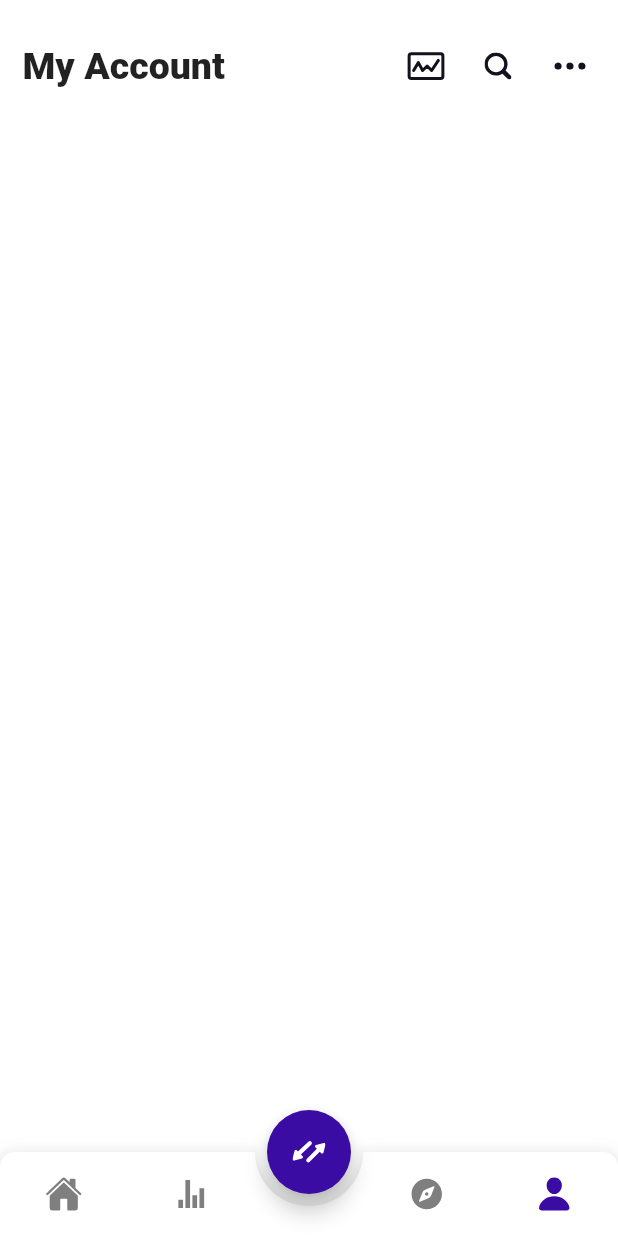
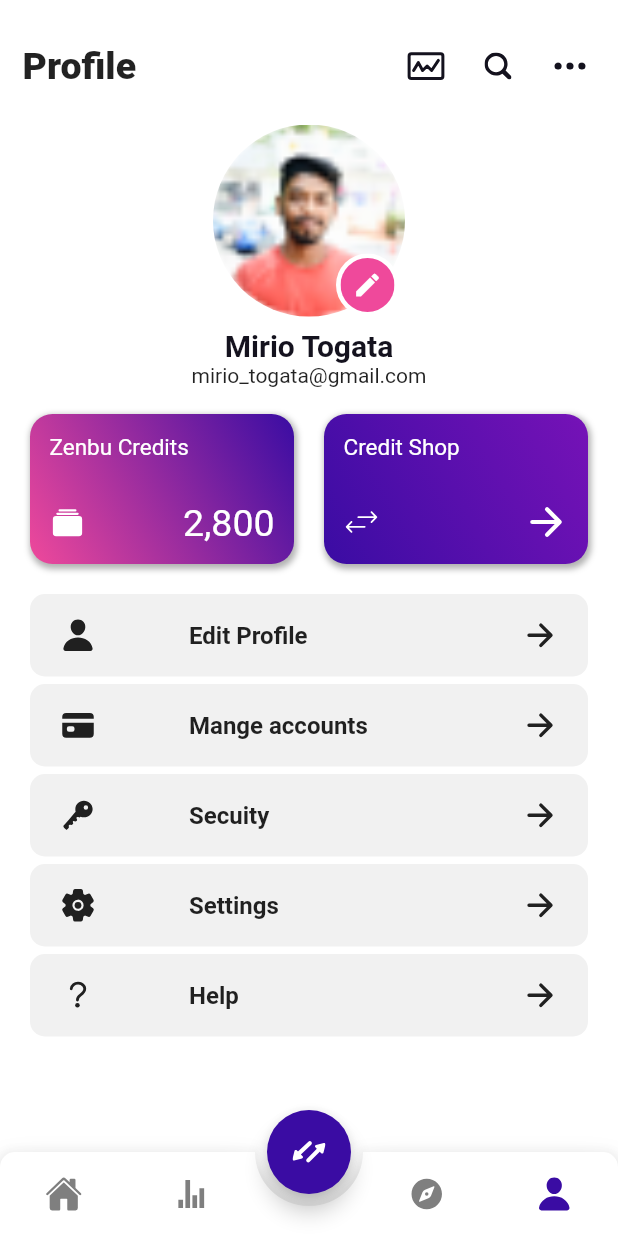
Before and after one commit to lvyin1122/zenbu, a Flutter app: the HomeWidget screen opened directly, item 4 of the bottom bar chosen, on a phone screen of 412 x 824 dp. Run offline on Flutter 3.47's test engine with Material 2 defaults, Android fonts, the phone set to English and light mode, and no system bars; drawn by our look-alikes of animated_bottom_navigation_bar; our stand-ins replace fl_chart, flutter_icons, flutter_svg.

Commit message:
add: profile, explore pages

```diff
--- a/lib/home_widget.dart
+++ b/lib/home_widget.dart
@@ -1,6 +1,6 @@
 import 'package:animated_bottom_navigation_bar/animated_bottom_navigation_bar.dart';
 import 'package:flutter_icons/flutter_icons.dart';
-import 'package:zenbu/screens/account.dart';
+import 'package:zenbu/screens/profile.dart';
 import 'package:zenbu/screens/budget.dart';
 import 'package:zenbu/screens/explore.dart';
 import 'package:zenbu/screens/home.dart';
@@ -25,7 +25,7 @@ class _HomeWidgetState extends State<HomeWidget> {
       HomeScreen(),
       BudgetScreen(),
       ExploreScreen(),
-      AccountScreen(),
+      ProfileScreen(),
       TransferScreen(),
     ];
 
--- a/lib/screens/account.dart
+++ /dev/null
@@ -1,26 +0,0 @@
-import 'package:zenbu/components/recentTransactions.dart';
-import 'package:flutter/material.dart';
-
-import '../components/appbar.dart';
-
-class AccountScreen extends StatefulWidget {
-  const AccountScreen({Key? key}) : super(key: key);
-
-  @override
-  State<AccountScreen> createState() => _AccountScreenState();
-}
-
-class _AccountScreenState extends State<AccountScreen> {
-  @override
-  Widget build(BuildContext context) {
-    return SafeArea(
-      child: Container(
-        child: Column(
-          children: const [
-            Appbar(title: "My Account"),
-          ],
-        ),
-      ),
-    );
-  }
-}
--- a/lib/screens/explore.dart
+++ b/lib/screens/explore.dart
@@ -15,6 +15,9 @@ class _ExploreScreenState extends State<ExploreScreen> {
   Widget build(BuildContext context) {
     return SafeArea(
       child: Container(
+        decoration: BoxDecoration(
+            // color: Colors.grey.withOpacity(0.3),
+            ),
         child: Column(
           children: const [
             Appbar(title: "Explore"),
--- /dev/null
+++ b/lib/screens/profile.dart
@@ -0,0 +1,253 @@
+import 'package:flutter_icons/flutter_icons.dart';
+import 'package:zenbu/components/recentTransactions.dart';
+import 'package:flutter/material.dart';
+import 'package:zenbu/utilities/themeColors.dart';
+import 'package:zenbu/utilities/themeStyles.dart';
+
+import '../components/appbar.dart';
+
+class ProfileScreen extends StatefulWidget {
+  const ProfileScreen({Key? key}) : super(key: key);
+
+  @override
+  State<ProfileScreen> createState() => _ProfileScreenState();
+}
+
+class _ProfileScreenState extends State<ProfileScreen> {
+  @override
+  Widget build(BuildContext context) {
+    var size = MediaQuery.of(context).size;
+    return SafeArea(
+      child: Container(
+        child: Column(
+          children: [
+            Appbar(title: "Profile"),
+            Expanded(
+              child: SingleChildScrollView(
+                child: Column(
+                  children: <Widget>[
+                    SizedBox(
+                      height: 15,
+                    ),
+                    buildAvatar(),
+                    buildInfo(),
+                    buildCredits(size),
+                    buildMenu(),
+                  ],
+                ),
+              ),
+            ),
+          ],
+        ),
+      ),
+    );
+  }
+}
+
+Widget buildAvatar() => Center(
+      child: Stack(
+        children: [
+          ClipOval(
+            child: Material(
+              color: Colors.transparent,
+              child: Ink.image(
+                image: Image.asset("assets/images/user.png").image,
+                fit: BoxFit.cover,
+                width: 128,
+                height: 128,
+              ),
+            ),
+          ),
+          Positioned(
+            bottom: 0,
+            right: 4,
+            child: ClipOval(
+              child: Container(
+                color: Colors.white,
+                padding: EdgeInsets.all(3),
+                child: ClipOval(
+                  child: Container(
+                    padding: EdgeInsets.all(8),
+                    color: ThemeColors.tertiary,
+                    child: Icon(
+                      Icons.edit,
+                      color: Colors.white,
+                      size: 20,
+                    ),
+                  ),
+                ),
+              ),
+            ),
+          )
+        ],
+      ),
+    );
+
+Widget buildInfo() => Padding(
+      padding: const EdgeInsets.all(8.0),
+      child: Center(
+        child: Column(
+          children: [
+            Text(
+              "Mirio Togata",
+              style: ThemeStyles.primaryTitle,
+            ),
+            Text("mirio_togata@gmail.com"),
+          ],
+        ),
+      ),
+    );
+
+Widget buildCredits(var size) => Padding(
+      padding: const EdgeInsets.symmetric(horizontal: 20, vertical: 10),
+      child: Row(
+        mainAxisAlignment: MainAxisAlignment.spaceBetween,
+        children: [
+          Container(
+            height: 100,
+            width: (size.width - 60) / 2,
+            decoration: BoxDecoration(
+              gradient: LinearGradient(
+                  begin: Alignment.topRight,
+                  end: Alignment.bottomLeft,
+                  colors: [
+                    ThemeColors.primary,
+                    ThemeColors.tertiary,
+                  ]),
+              color: ThemeColors.primary,
+              borderRadius: BorderRadius.circular(15),
+              boxShadow: [
+                BoxShadow(
+                  color: Colors.grey.withOpacity(0.8),
+                  spreadRadius: 1,
+                  blurRadius: 3,
+                  offset: Offset(1, 2), // changes position of shadow
+                ),
+              ],
+            ),
+            child: Padding(
+              padding: const EdgeInsets.all(13),
+              child: Column(
+                mainAxisAlignment: MainAxisAlignment.spaceBetween,
+                children: [
+                  Container(
+                    width: double.infinity,
+                    child: Text(
+                      "Zenbu Credits",
+                      textAlign: TextAlign.left,
+                      style: TextStyle(fontSize: 15, color: Colors.white),
+                    ),
+                  ),
+                  Row(
+                      mainAxisAlignment: MainAxisAlignment.spaceBetween,
+                      children: [
+                        Icon(
+                          Ionicons.md_albums,
+                          color: Colors.white,
+                        ),
+                        Text(
+                          "2,800",
+                          textAlign: TextAlign.right,
+                          style: TextStyle(fontSize: 25, color: Colors.white),
+                        ),
+                      ]),
+                ],
+              ),
+            ),
+          ),
+          Container(
+            height: 100,
+            width: (size.width - 60) / 2,
+            decoration: BoxDecoration(
+              gradient: LinearGradient(
+                  begin: Alignment.topRight,
+                  end: Alignment.bottomLeft,
+                  colors: [
+                    ThemeColors.secondary,
+                    ThemeColors.primary,
+                  ]),
+              color: ThemeColors.primary,
+              borderRadius: BorderRadius.circular(15),
+              boxShadow: [
+                BoxShadow(
+                  color: Colors.grey.withOpacity(0.8),
+                  spreadRadius: 1,
+                  blurRadius: 3,
+                  offset: Offset(1, 2), // changes position of shadow
+                ),
+              ],
+            ),
+            child: Padding(
+              padding: const EdgeInsets.all(13),
+              child: Column(
+                mainAxisAlignment: MainAxisAlignment.spaceBetween,
+                children: [
+                  Container(
+                    width: double.infinity,
+                    child: Text(
+                      "Credit Shop",
+                      textAlign: TextAlign.left,
+                      style: TextStyle(fontSize: 15, color: Colors.white),
+                    ),
+                  ),
+                  Row(
+                      mainAxisAlignment: MainAxisAlignment.spaceBetween,
+                      children: [
+                        Icon(
+                          Ionicons.ios_swap,
+                          color: Colors.white,
+                        ),
+                        Icon(
+                          Ionicons.ios_arrow_forward,
+                          color: Colors.white,
+                          size: 30,
+                        ),
+                      ]),
+                ],
+              ),
+            ),
+          ),
+        ],
+      ),
+    );
+
+Widget buildMenu() => Padding(
+      padding: const EdgeInsets.symmetric(horizontal: 20.0),
+      child: Column(
+        children: [
+          SizedBox(height: 10),
+          buildMenuCard(Ionicons.md_person, "Edit Profile"),
+          SizedBox(height: 5),
+          buildMenuCard(Ionicons.md_card, "Mange accounts"),
+          SizedBox(height: 5),
+          buildMenuCard(Ionicons.md_key, "Secuity"),
+          SizedBox(height: 5),
+          buildMenuCard(Ionicons.md_settings, "Settings"),
+          SizedBox(height: 5),
+          buildMenuCard(Ionicons.md_help, "Help"),
+        ],
+      ),
+    );
+
+Widget buildMenuCard(IconData icon, String text) => Container(
+      height: 55,
+      decoration: BoxDecoration(
+          color: Colors.grey.withOpacity(0.15),
+          borderRadius: BorderRadius.circular(10)),
+      padding: EdgeInsets.symmetric(horizontal: 20),
+      child: Row(
+        mainAxisAlignment: MainAxisAlignment.spaceBetween,
+        children: [
+          Icon(icon),
+          Container(
+            width: 160,
+            child: Text(
+              text,
+              textAlign: TextAlign.left,
+              style: TextStyle(fontSize: 16, fontWeight: FontWeight.w600),
+            ),
+          ),
+          Icon(Ionicons.ios_arrow_forward),
+        ],
+      ),
+    );
--- a/lib/screens/transfer.dart
+++ b/lib/screens/transfer.dart
@@ -18,7 +18,7 @@ class _TransferScreenState extends State<TransferScreen> {
         child: Column(
           children: [
             Appbar(
-              title: "Transfer",
+              title: "Transaction",
             ),
             TransferTo(),
           ],
--- a/lib/widgets/budget/chart.dart
+++ b/lib/widgets/budget/chart.dart
@@ -46,7 +46,7 @@ LineChartData mainData() {
           FlSpot(11, 4),
         ],
         isCurved: true,
-        color: ThemeColors.primary,
+        color: ThemeColors.tertiary,
         barWidth: 3,
         isStrokeCapRound: true,
         dotData: FlDotData(
--- a/pubspec.yaml
+++ b/pubspec.yaml
@@ -66,6 +66,8 @@ flutter:
   # To add assets to your application, add an assets section, like this:
   assets:
     - assets/
+    - assets/images/
+    - assets/images/explore/
 
   # An image asset can refer to one or more resolution-specific "variants", see
   # https://flutter.dev/assets-and-images/#resolution-aware.
```
Also changed, not shown: lib/components/exploreLinks.dart (+127 -2 lines), lib/components/transferTo.dart (+11 -10 lines), lib/jsons/day_month.dart (+6 -6 lines), lib/widgets/transferCard.dart (+36 -11 lines), assets/images/explore/img1.png (added), assets/images/explore/img2.png (added), assets/images/explore/img3.png (added), assets/images/explore/img4.png (added).
